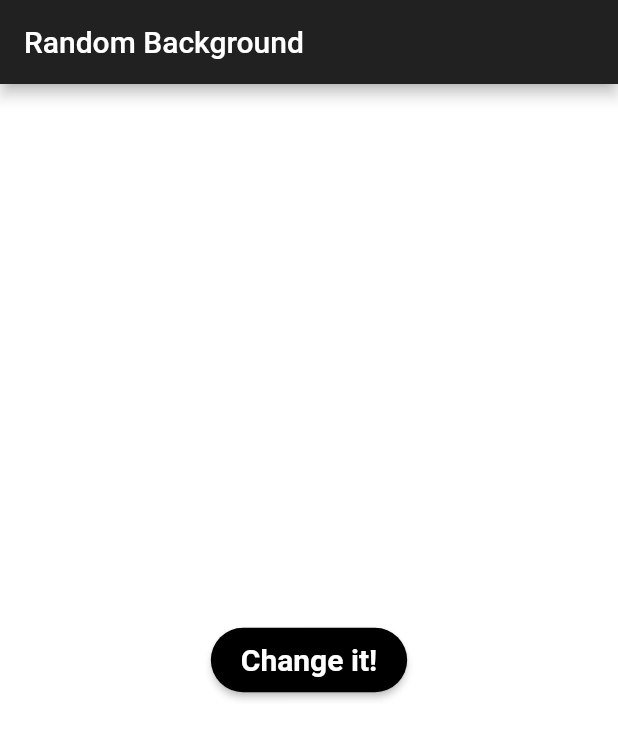
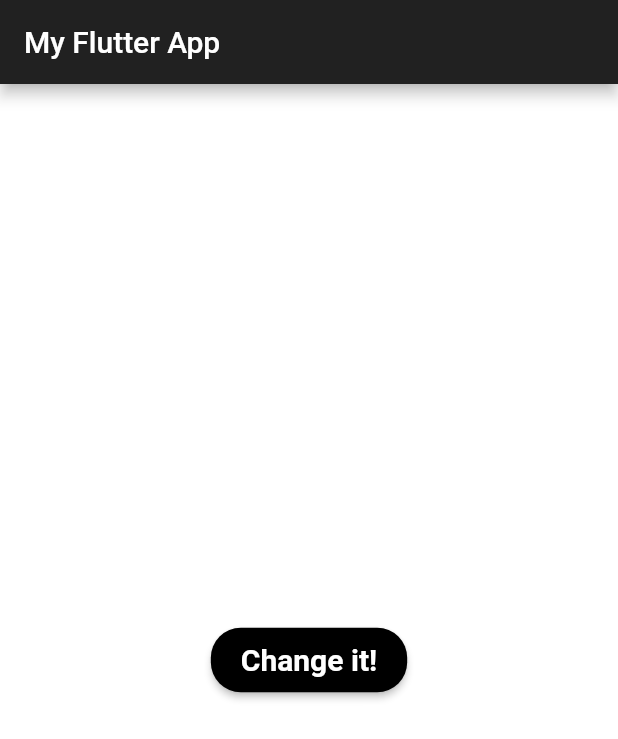
Before and after one commit to Somenath95/flutter_projects, a Flutter app: the screen it shows after launch, on a phone screen of 412 x 824 dp. Shown: the top 739 px of the screen. Run offline on Flutter 3.47's test engine with Material 2 defaults, Android fonts, the phone set to English and light mode, and no system bars.

Commit message:
Update main.dart

```diff
--- a/03/bg_changer/lib/main.dart
+++ b/03/bg_changer/lib/main.dart
@@ -9,12 +9,12 @@ class MyApp extends StatelessWidget {
   @override
   Widget build(BuildContext context) {
     return MaterialApp(
-      title: 'BG Changer',
+      title: 'My Flutter App',
       debugShowCheckedModeBanner: false,
       theme: ThemeData.dark(),
       home: Scaffold(
         appBar: AppBar(
-          title: Text('Random Background'),
+          title: Text('My Flutter App'),
         ),
         body: HomePage(),
       ),
@@ -64,7 +64,7 @@ class _HomePageState extends State<HomePage> {
           ),
           onPressed: setRandomColor,
           shape: RoundedRectangleBorder(
-            borderRadius: BorderRadius.circular(30.0),
+            borderRadius: BorderRadius.circular(20.0),
           ),
         ),
       ),
```
